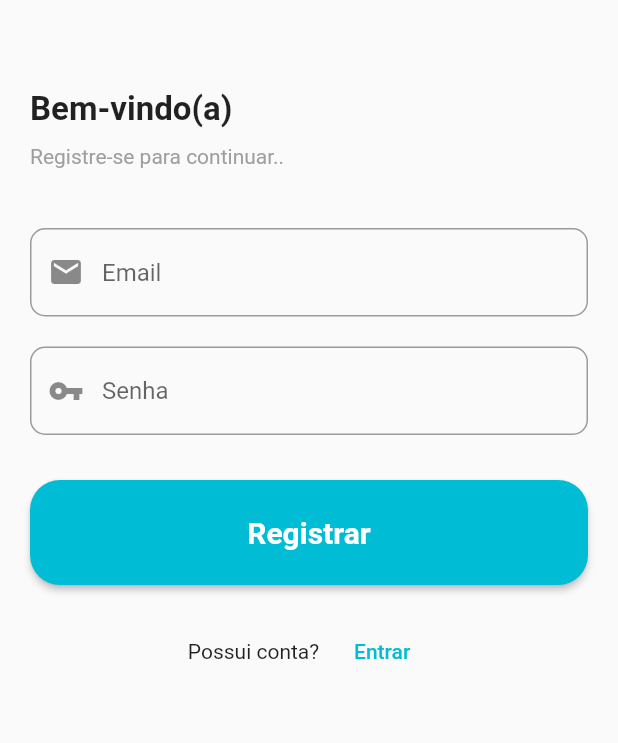
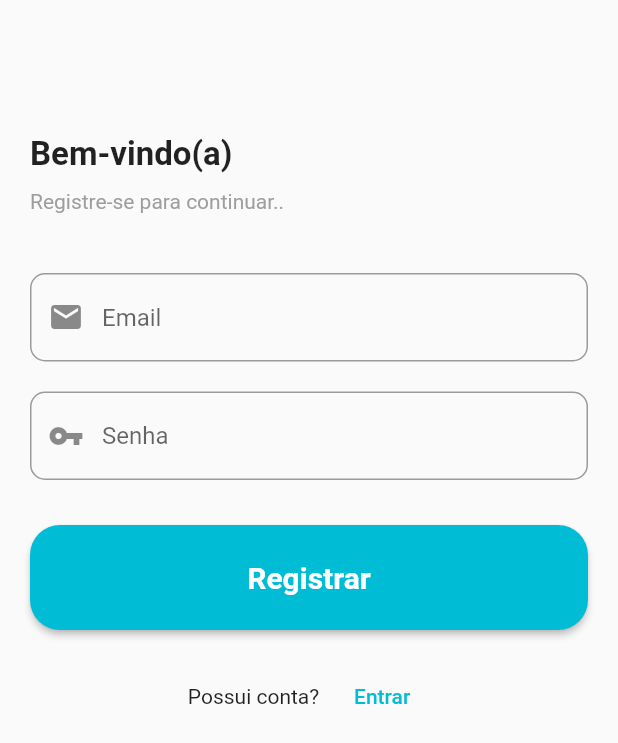
Before and after one commit to vitorsorato/garden_flutter, a Flutter app: the Register screen opened directly with empty values, on a phone screen of 412 x 824 dp. Shown: the top 743 px of the screen. Run offline on Flutter 3.47's test engine with Material 2 defaults, Android fonts, the phone set to English and light mode, and no system bars; our stand-ins replace firebase_auth, firebase_core; accounts and stored records are empty; project files that could hold a hidden picture were left out.

Commit message:
aumentado espaçamento do registro

```diff
--- a/lib/register.dart
+++ b/lib/register.dart
@@ -44,7 +44,7 @@ class _RegisterState extends State<Register> {
                 crossAxisAlignment: CrossAxisAlignment.start,
                 children: [
                   const SizedBox(
-                    height: 40,
+                    height: 70,
                   ),
                   const Text("Bem-vindo(a)",
                       style: TextStyle(
```
